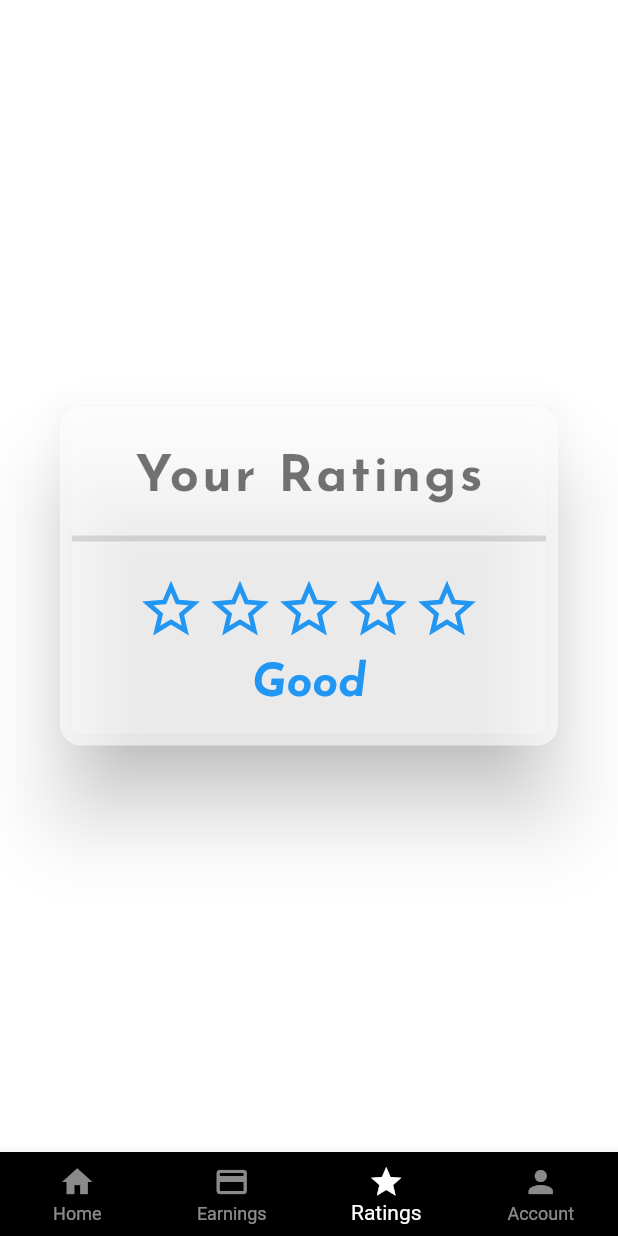
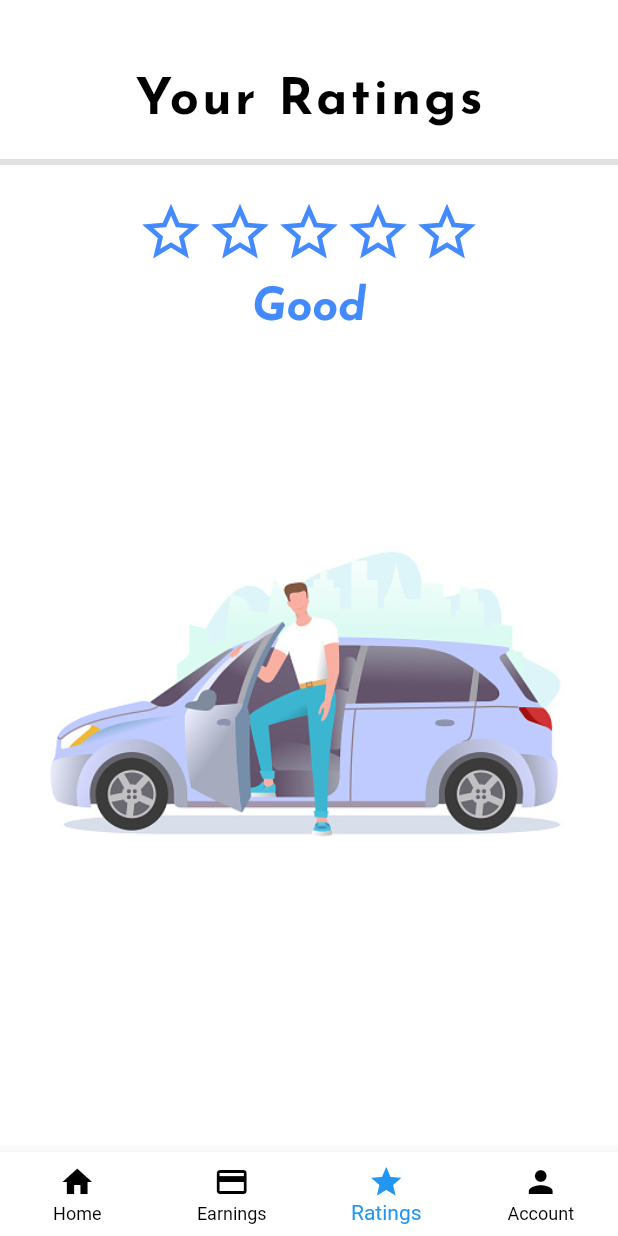
Before and after one commit to xtien64/usmgo_drivers_app, a Flutter app: the MainScreen screen opened directly, item 3 of the bottom bar chosen, on a phone screen of 412 x 824 dp. Run offline on Flutter 3.47's test engine with Material 2 defaults, Android fonts, the phone set to English and light mode, and no system bars; our stand-ins replace assets_audio_player, email_validator, firebase_auth, firebase_core, firebase_database, firebase_messaging and 6 more; missing offline and left inert: flutter_geofire, flutter_polyline_points; accounts and stored records are empty.

Commit message:
Rating and Bar Update

```diff
--- a/lib/authentication/login_screen.dart
+++ b/lib/authentication/login_screen.dart
@@ -158,9 +158,9 @@ class _LoginScreenState extends State<LoginScreen> {
                 style: ElevatedButton.styleFrom(
                   primary: Colors.blueAccent,
                 ),
-                child: const Text(
+                child: Text(
                   "Login",
-                  style: TextStyle(
+                  style: GoogleFonts.josefinSans(
                     color: Colors.white,
                     fontSize: 18,
                   ),
--- a/lib/authentication/signup_screen.dart
+++ b/lib/authentication/signup_screen.dart
@@ -217,8 +217,8 @@ class _SignUpScreenState extends State<SignUpScreen> {
                 obscureText: true,
                 style: const TextStyle(color: Colors.black),
                 decoration: const InputDecoration(
-                  labelText: "Confirm Password",
-                  hintText: "Confirm Password",
+                  labelText: "Re- Enter Password",
+                  hintText: "Password (at least 6 characters)",
                   enabledBorder: UnderlineInputBorder(
                     borderSide: BorderSide(color: Colors.grey),
                   ),
@@ -256,7 +256,7 @@ class _SignUpScreenState extends State<SignUpScreen> {
 
               TextButton(
                 child: const Text(
-                  " Already have account? Login Here",
+                  " Already have account? LOGIN HERE",
                   style: TextStyle(color: Colors.black54),
                 ),
                 onPressed: () {
--- a/lib/mainScreens/main_screen.dart
+++ b/lib/mainScreens/main_screen.dart
@@ -9,9 +9,6 @@ class MainScreen extends StatefulWidget
   @override
   _MainScreenState createState() => _MainScreenState();
 }
-
-
-
 
 class _MainScreenState extends State<MainScreen> with SingleTickerProviderStateMixin
 {
@@ -71,9 +68,9 @@ class _MainScreenState extends State<MainScreen> with SingleTickerProviderStateM
           ),
 
         ],
-        unselectedItemColor: Colors.white54,
-        selectedItemColor: Colors.white,
-        backgroundColor: Colors.black,
+        unselectedItemColor: Colors.black,
+        selectedItemColor: Colors.blue,
+        backgroundColor: Colors.white,
         type: BottomNavigationBarType.fixed,
         selectedLabelStyle: const TextStyle(fontSize: 14),
         showUnselectedLabels: true,
--- a/lib/tabPages/ratings_tab.dart
+++ b/lib/tabPages/ratings_tab.dart
@@ -8,8 +8,6 @@ import 'package:google_fonts/google_fonts.dart';
 import '../global/global.dart';
 import '../infoHandler/app_info.dart';
 
-
-
 class RatingsTabPage extends StatefulWidget
 {
   const RatingsTabPage({Key? key}) : super(key: key);
@@ -17,9 +15,6 @@ class RatingsTabPage extends StatefulWidget
   @override
   State<RatingsTabPage> createState() => _RatingsTabPageState();
 }
-
-
-
 
 class _RatingsTabPageState extends State<RatingsTabPage>
 {
@@ -81,23 +76,12 @@ class _RatingsTabPageState extends State<RatingsTabPage>
   {
     return Scaffold(
       backgroundColor: Colors.white,
-      body: Dialog(
-        shape: RoundedRectangleBorder(
-          borderRadius: BorderRadius.circular(14),
-        ),
-        backgroundColor: Colors.white60,
-        child: Container(
-          margin: const EdgeInsets.all(8),
-          width: double.infinity,
-          decoration: BoxDecoration(
-            color: Colors.white24,
-            borderRadius: BorderRadius.circular(6),
-          ),
+      body: SafeArea(
         child: Column(
           mainAxisSize: MainAxisSize.min,
           children: [
 
-              const SizedBox(height: 22.0,),
+            const SizedBox(height: 50.0,),
 
             Text(
               "Your Ratings",
@@ -106,7 +90,7 @@ class _RatingsTabPageState extends State<RatingsTabPage>
                 fontSize: 34,
                 letterSpacing: 2,
                 fontWeight: FontWeight.bold,
-                  color: Colors.black54,
+                color: Colors.black,
               ),
             ),
 
@@ -120,8 +104,8 @@ class _RatingsTabPageState extends State<RatingsTabPage>
               rating: ratingsNumber,
               allowHalfRating: false,
               starCount: 5,
-                color: Colors.blue,
-                borderColor: Colors.blue,
+              color: Colors.blueAccent,
+              borderColor: Colors.blueAccent,
               size: 46,
             ),
 
@@ -134,14 +118,17 @@ class _RatingsTabPageState extends State<RatingsTabPage>
                 fontSize: 30,
                 fontWeight: FontWeight.bold,
                 fontStyle: FontStyle.italic,
-                  color: Colors.blue,
+                color: Colors.blueAccent,
               ),
             ),
 
-              const SizedBox(height: 18.0,),
+            const SizedBox(height: 100.0,),
 
+            Align(
+              alignment: Alignment.bottomRight,
+              child: Image.asset('images/driver.png'),
+            )
           ],
-          ),
         ),
       ),
     );
--- a/lib/widgets/history_design_ui.dart
+++ b/lib/widgets/history_design_ui.dart
@@ -58,7 +58,7 @@ class _HistoryDesignUIWidgetState extends State<HistoryDesignUIWidget>
                 const SizedBox(width: 12,),
 
                 Text(
-                  "\$ " + widget.tripsHistoryModel!.fareAmount!,
+                  "RM " + widget.tripsHistoryModel!.fareAmount!,
                   style: const TextStyle(
                     fontSize: 20,
                     fontWeight: FontWeight.bold,
--- a/lib/widgets/info_design_ui.dart
+++ b/lib/widgets/info_design_ui.dart
@@ -11,8 +11,6 @@ class InfoDesignUIWidget extends StatefulWidget
   @override
   State<InfoDesignUIWidget> createState() => _InfoDesignUIWidgetState();
 }
-
-
 
 
 class _InfoDesignUIWidgetState extends State<InfoDesignUIWidget>
```
Also changed, not shown: lib/authentication/car_info_screen.dart (+4 -4 lines). Lines whose indentation alone changed are shown as unchanged.
